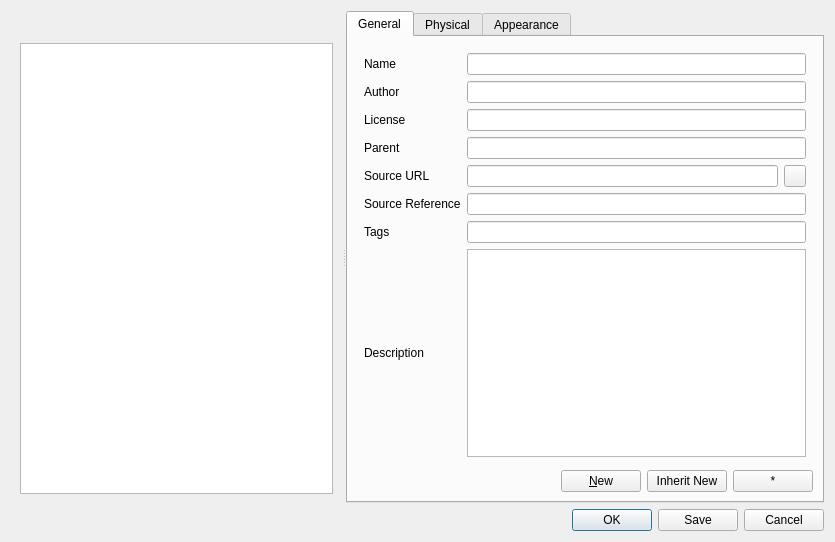
First picture: the form in src/Mod/Material/Gui/MaterialsEditor.ui, repository davesrocketshop/FreeCAD, before the edit.
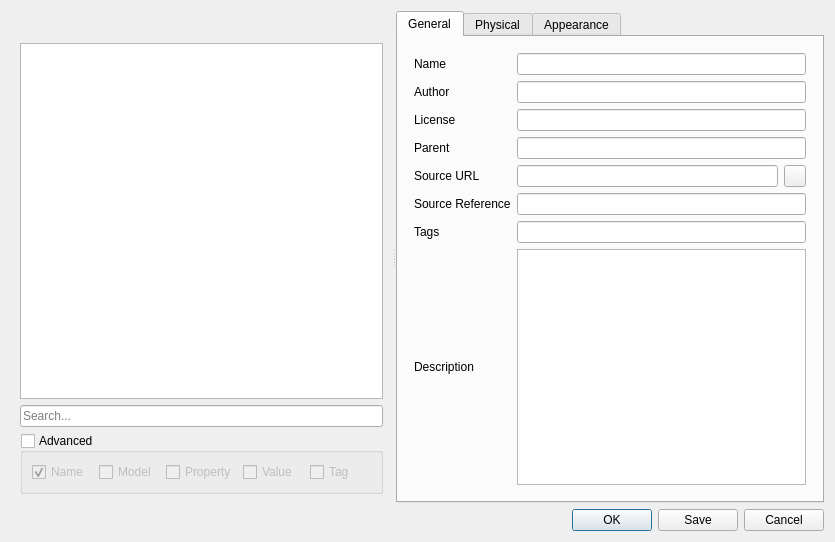
Second picture: the form after the edit.

Diff of the .ui file:
```diff
--- a/src/Mod/Material/Gui/MaterialsEditor.ui
+++ b/src/Mod/Material/Gui/MaterialsEditor.ui
@@ -49,6 +49,93 @@
          </property>
         </widget>
        </item>
+       <item>
+        <widget class="QLineEdit" name="editSearch">
+         <property name="text">
+          <string/>
+         </property>
+         <property name="placeholderText">
+          <string>Search...</string>
+         </property>
+        </widget>
+       </item>
+       <item>
+        <widget class="QGroupBox" name="groupAdvancedSearch">
+         <property name="sizePolicy">
+          <sizepolicy hsizetype="Minimum" vsizetype="Preferred">
+           <horstretch>0</horstretch>
+           <verstretch>0</verstretch>
+          </sizepolicy>
+         </property>
+         <property name="title">
+          <string>Advanced</string>
+         </property>
+         <property name="flat">
+          <bool>true</bool>
+         </property>
+         <property name="checkable">
+          <bool>true</bool>
+         </property>
+         <property name="checked">
+          <bool>false</bool>
+         </property>
+         <layout class="QHBoxLayout" name="horizontalLayout_5">
+          <item>
+           <widget class="QCheckBox" name="checkSearchName">
+            <property name="toolTip">
+             <string>Search the material or folder name</string>
+            </property>
+            <property name="text">
+             <string>Name</string>
+            </property>
+            <property name="checked">
+             <bool>true</bool>
+            </property>
+           </widget>
+          </item>
+          <item>
+           <widget class="QCheckBox" name="checkSearchModel">
+            <property name="toolTip">
+             <string>Search for the model by name</string>
+            </property>
+            <property name="text">
+             <string>Model</string>
+            </property>
+           </widget>
+          </item>
+          <item>
+           <widget class="QCheckBox" name="checkSearchProperty">
+            <property name="toolTip">
+             <string>Search the model property name</string>
+            </property>
+            <property name="text">
+             <string>Property</string>
+            </property>
+           </widget>
+          </item>
+          <item>
+           <widget class="QCheckBox" name="checkSearchValue">
+            <property name="toolTip">
+             <string>Search all property values</string>
+            </property>
+            <property name="text">
+             <string>Value</string>
+            </property>
+           </widget>
+          </item>
+          <item>
+           <widget class="QCheckBox" name="checkSearchTag">
+            <property name="toolTip">
+             <string>Search material tags</string>
+            </property>
+            <property name="text">
+             <string>Tag</string>
+            </property>
+           </widget>
+          </item>
+         </layout>
+        </widget>
+       </item>
       </layout>
      </widget>
      <widget class="QTabWidget" name="tabWidget">
@@ -182,47 +269,6 @@
           </item>
          </layout>
         </item>
-        <item>
-         <layout class="QHBoxLayout" name="horizontalLayout_3">
-          <item>
-           <spacer name="horizontalSpacer_3">
-            <property name="orientation">
-             <enum>Qt::Horizontal</enum>
-            </property>
-            <property name="sizeHint" stdset="0">
-             <size>
-              <width>40</width>
-              <height>20</height>
-             </size>
-            </property>
-           </spacer>
-          </item>
-          <item>
-           <widget class="QPushButton" name="buttonNew">
-            <property name="text">
-             <string>&amp;New</string>
-            </property>
-           </widget>
-          </item>
-          <item>
-           <widget class="QPushButton" name="buttonInheritNew">
-            <property name="text">
-             <string>Inherit New</string>
-            </property>
-           </widget>
-          </item>
-          <item>
-           <widget class="QPushButton" name="buttonFavorite">
-            <property name="toolTip">
-             <string>Add to favorites</string>
-            </property>
-            <property name="text">
-             <string notr="true">*</string>
-            </property>
-           </widget>
-          </item>
-         </layout>
-        </item>
        </layout>
       </widget>
       <widget class="QWidget" name="tabProperties">
```
Left out of the diff: 28 changed lines with no effect on the pictures.
